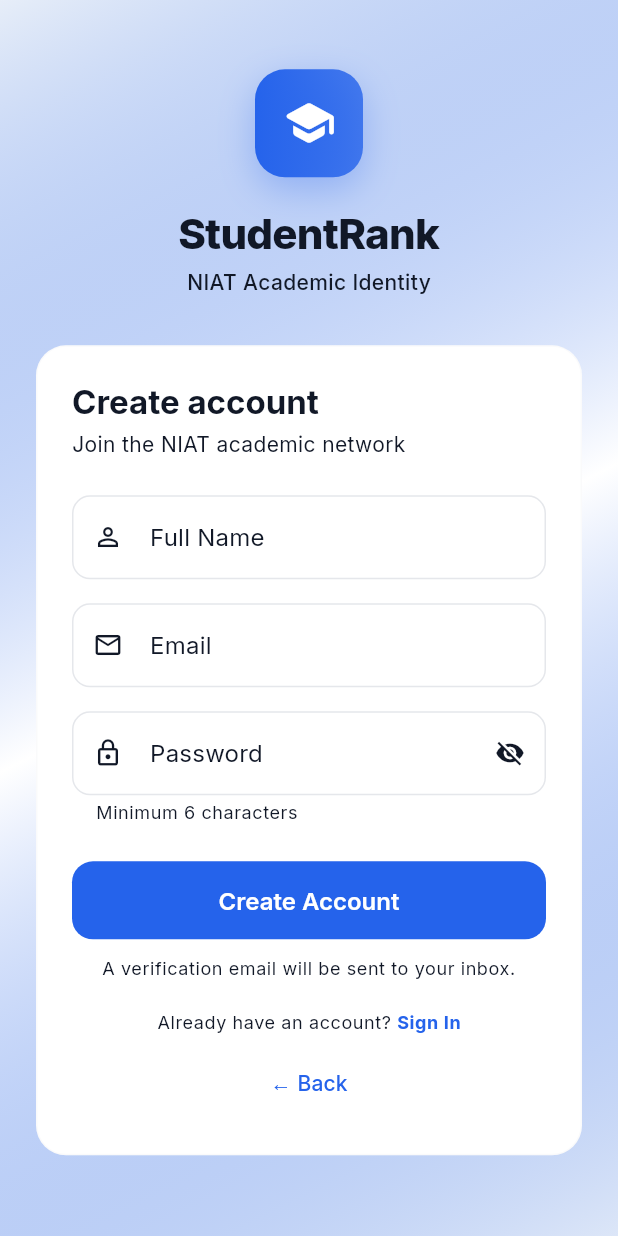
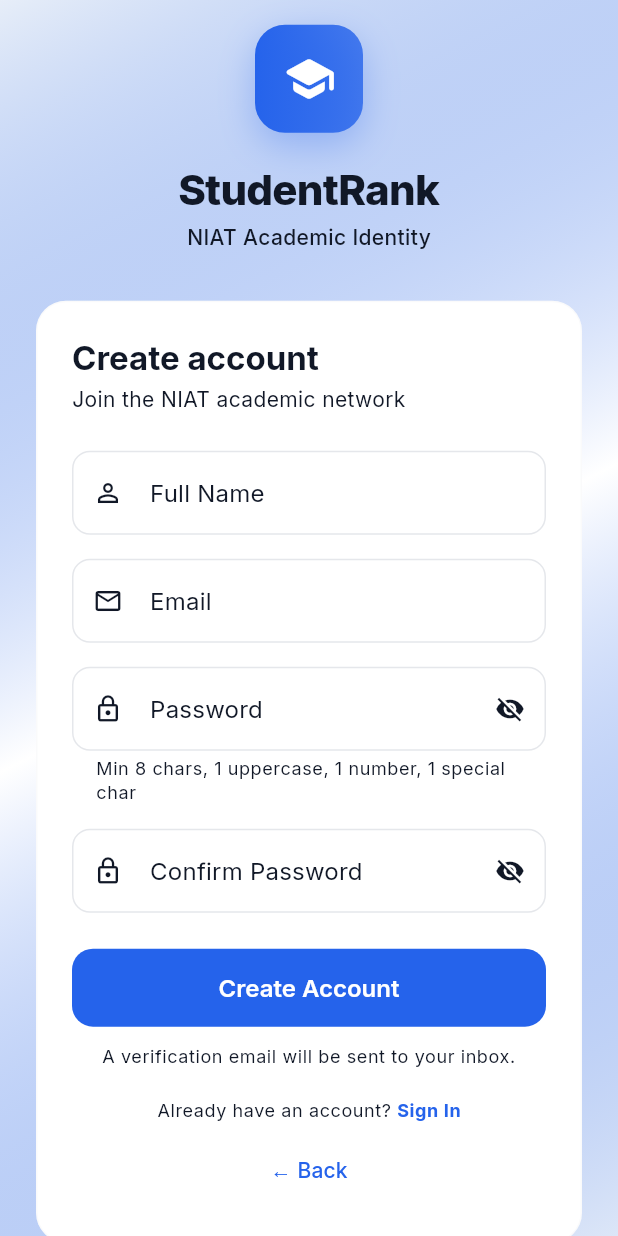
Before and after one commit to Krishnasaivarmakalidindi/StudentRank, a Flutter app: the screen it shows after launch, after a tap on "Sign up with Email", on a phone screen of 412 x 824 dp. Run offline on Flutter 3.47's test engine with Material 3 defaults, Android fonts, the phone set to English and light mode, and no system bars; our stand-ins replace cached_network_image, cloud_firestore, file_picker, firebase_auth, firebase_core, firebase_storage and 6 more; accounts and stored records are empty.

Commit message:
feat: Implement user authentication screen with email/password and Google sign-in, along with a dedicated input validation service.

```diff
--- a/lib/screens/auth_screen.dart
+++ b/lib/screens/auth_screen.dart
@@ -19,6 +19,7 @@ class _AuthScreenState extends State<AuthScreen>
   final _formKey = GlobalKey<FormState>();
   final _emailController = TextEditingController();
   final _passwordController = TextEditingController();
+  final _confirmPasswordController = TextEditingController();
   final _nameController = TextEditingController();
 
   // State
@@ -45,6 +46,7 @@ class _AuthScreenState extends State<AuthScreen>
 
     _emailController.addListener(_clearError);
     _passwordController.addListener(_clearError);
+    _confirmPasswordController.addListener(_clearError);
   }
 
   void _clearError() {
@@ -58,6 +60,7 @@ class _AuthScreenState extends State<AuthScreen>
     _animController.dispose();
     _emailController.dispose();
     _passwordController.dispose();
+    _confirmPasswordController.dispose();
     _nameController.dispose();
     super.dispose();
   }
@@ -569,7 +572,7 @@ class _AuthScreenState extends State<AuthScreen>
                 controller: _passwordController,
                 validator: ValidationService.validatePassword,
                 obscureText: !_isPasswordVisible,
-                textInputAction: TextInputAction.done,
+                textInputAction: TextInputAction.next,
                 decoration: InputDecoration(
                   labelText: 'Password',
                   prefixIcon: const Icon(Icons.lock_outline, size: 20),
@@ -585,10 +588,46 @@ class _AuthScreenState extends State<AuthScreen>
                     onPressed: () => setState(
                         () => _isPasswordVisible = !_isPasswordVisible),
                   ),
-                  helperText: 'Minimum 6 characters',
+                  helperText:
+                      'Min 8 chars, 1 uppercase, 1 number, 1 special char',
+                  helperMaxLines: 2,
                   helperStyle: TextStyle(
                     color: theme.colorScheme.onSurfaceVariant,
                     fontSize: 12,
+                  ),
+                ),
+              ),
+              const SizedBox(height: 16),
+
+              // Confirm Password
+              TextFormField(
+                controller: _confirmPasswordController,
+                validator: (val) {
+                  if (val == null || val.isEmpty) {
+                    return 'Please confirm your password';
+                  }
+                  if (val != _passwordController.text) {
+                    return 'Passwords do not match';
+                  }
+                  return null;
+                },
+                obscureText: !_isPasswordVisible,
+                textInputAction: TextInputAction.done,
+                onFieldSubmitted: (_) => _handleEmailSignUp(),
+                decoration: InputDecoration(
+                  labelText: 'Confirm Password',
+                  prefixIcon: const Icon(Icons.lock_outline, size: 20),
+                  border: OutlineInputBorder(
+                    borderRadius: BorderRadius.circular(12),
+                  ),
+                  suffixIcon: IconButton(
+                    icon: Icon(
+                        _isPasswordVisible
+                            ? Icons.visibility
+                            : Icons.visibility_off,
+                        size: 20),
+                    onPressed: () => setState(
+                        () => _isPasswordVisible = !_isPasswordVisible),
                   ),
                 ),
               ),
--- a/lib/screens/settings/security_screen.dart
+++ b/lib/screens/settings/security_screen.dart
@@ -4,6 +4,7 @@ import 'package:go_router/go_router.dart';
 import 'package:studentrank/providers/app_provider.dart';
 import 'package:studentrank/theme.dart';
 import 'package:studentrank/widgets/student_rank_app_bar.dart';
+import 'package:studentrank/services/validation_service.dart';
 
 class SecurityScreen extends StatefulWidget {
   const SecurityScreen({super.key});
@@ -177,13 +178,7 @@ class _SecurityScreenState extends State<SecurityScreen> {
                               setState(() => _obscureNew = !_obscureNew),
                         ),
                       ),
-                      validator: (v) {
-                        if (v == null || v.isEmpty) return 'Required';
-                        if (v.length < 6) {
-                          return 'Must be at least 6 characters';
-                        }
-                        return null;
-                      },
+                      validator: ValidationService.validatePassword,
                     ),
                     const SizedBox(height: 16),
                     TextFormField(
--- a/lib/services/validation_service.dart
+++ b/lib/services/validation_service.dart
@@ -44,8 +44,17 @@ class ValidationService {
     if (password == null || password.isEmpty) {
       return 'Password is required';
     }
-    if (password.length < 6) {
-      return 'Password must be at least 6 characters';
+    if (password.length < 8) {
+      return 'Password must be at least 8 characters';
+    }
+    if (!password.contains(RegExp(r'[A-Z]'))) {
+      return 'Password must contain at least one uppercase letter';
+    }
+    if (!password.contains(RegExp(r'[0-9]'))) {
+      return 'Password must contain at least one number';
+    }
+    if (!password.contains(RegExp(r'[!@#$%^&*(),.?":{}|<>]'))) {
+      return 'Password must contain at least one special character';
     }
     return null;
   }
```
